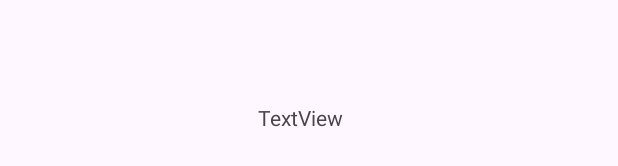
After one commit to gnart2k/FileAccesser, an Android app: the layout activity_view_text.xml on its own in the app's theme, with its tools: preview values and no code run, on a phone screen of 412 x 824 dp. The commit adds this screen. Shown: the part 301-467 px from the top of the screen. Run offline under Robolectric (Android 15) with nearby library versions, the phone set to English and light mode, and no system bars.

```diff
--- a/app/build.gradle
+++ b/app/build.gradle
@@ -26,6 +26,7 @@ android {
         sourceCompatibility JavaVersion.VERSION_1_8
         targetCompatibility JavaVersion.VERSION_1_8
     }
+
 }
 
 dependencies {
--- a/app/src/main/AndroidManifest.xml
+++ b/app/src/main/AndroidManifest.xml
@@ -20,6 +20,12 @@
         android:theme="@style/Theme.FileAccesser"
         tools:targetApi="31">
         <activity
+            android:name=".ViewTextActivity"
+            android:exported="false" />
+        <activity
+            android:name=".ViewImageActivity"
+            android:exported="false" />
+        <activity
             android:name=".MyAdapter"
             android:exported="true" />
         <activity
--- /dev/null
+++ b/app/src/main/res/layout/activity_view_text.xml
@@ -0,0 +1,22 @@
+<?xml version="1.0" encoding="utf-8"?>
+<androidx.constraintlayout.widget.ConstraintLayout xmlns:android="http://schemas.android.com/apk/res/android"
+    xmlns:app="http://schemas.android.com/apk/res-auto"
+    xmlns:tools="http://schemas.android.com/tools"
+    android:layout_width="match_parent"
+    android:layout_height="match_parent"
+    tools:context=".ViewTextActivity">
+
+    <TextView
+        android:id="@+id/textView"
+        android:layout_width="wrap_content"
+        android:layout_height="wrap_content"
+        android:layout_marginStart="171dp"
+        android:layout_marginTop="223dp"
+        android:layout_marginEnd="183dp"
+        android:layout_marginBottom="489dp"
+        android:text="TextView"
+        app:layout_constraintBottom_toBottomOf="parent"
+        app:layout_constraintEnd_toEndOf="parent"
+        app:layout_constraintStart_toStartOf="parent"
+        app:layout_constraintTop_toTopOf="parent" />
+</androidx.constraintlayout.widget.ConstraintLayout>
```
Also changed, not shown: app/src/main/java/com/example/fileaccesser/MyAdapter.java (+40 -14 lines), app/src/main/java/com/example/fileaccesser/ViewImageActivity.java (added, +42 -0 lines), app/src/main/java/com/example/fileaccesser/ViewTextActivity.java (added, +49 -0 lines), app/src/main/res/layout/activity_view_image.xml (added, +18 -0 lines).
